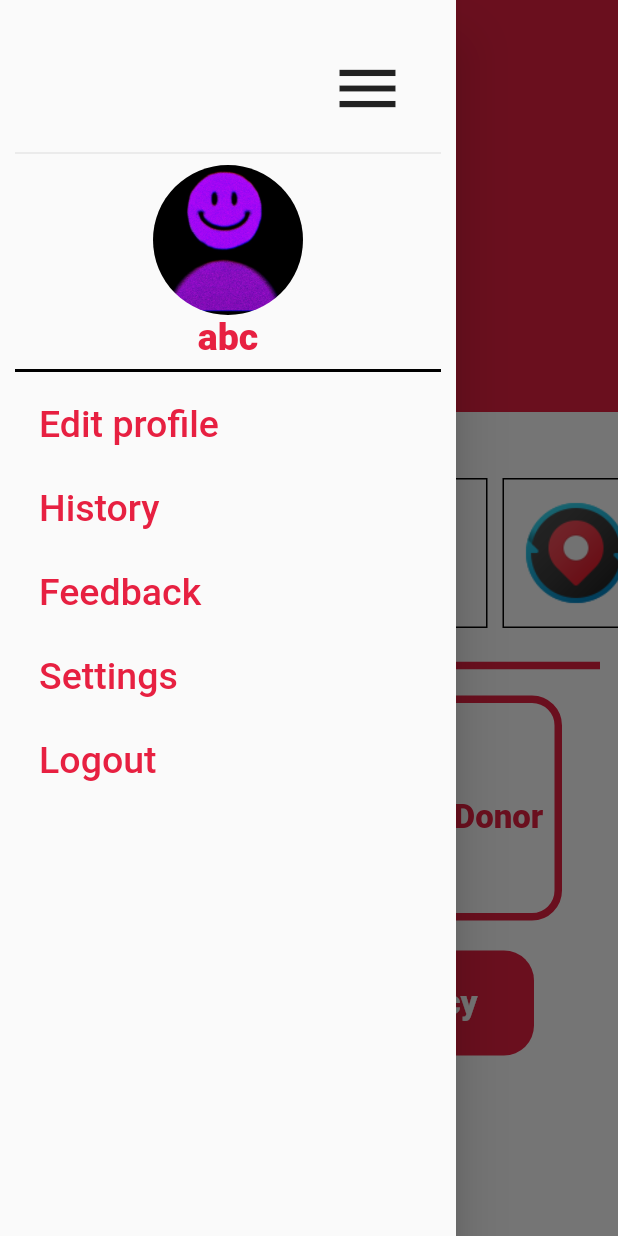
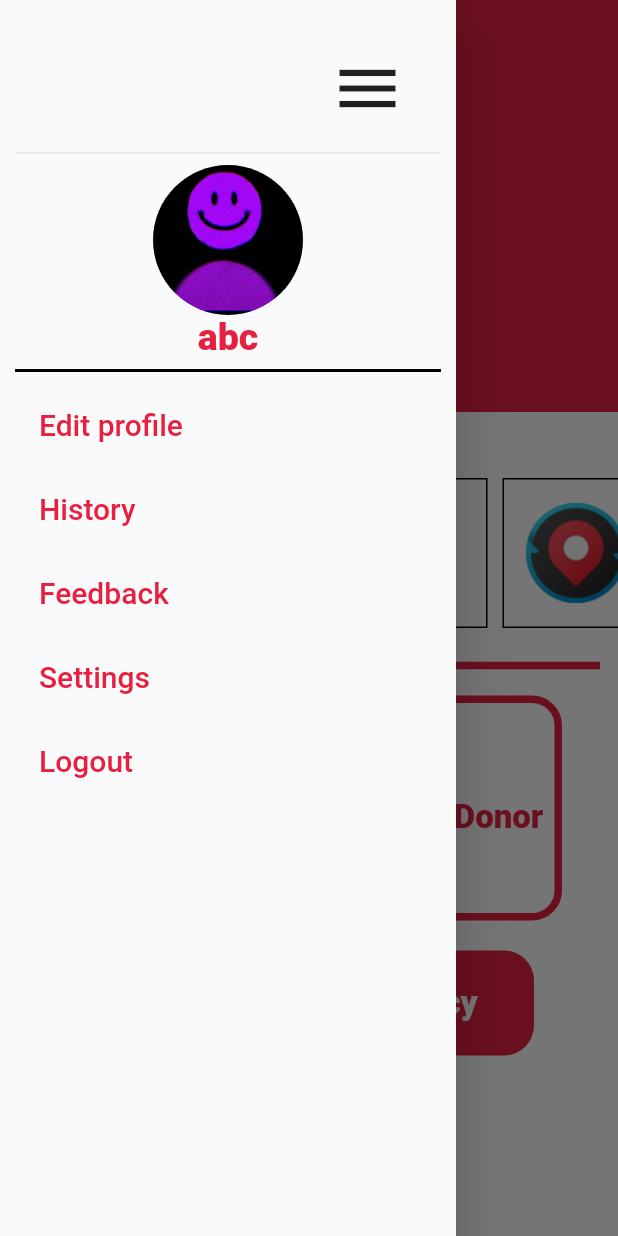
Before and after one commit to adinashby-vanier-college/app-dev-2-project-gurjas936, a Flutter app: the Users screen opened directly, with the side drawer open, on a phone screen of 412 x 824 dp. Run offline on Flutter 3.47's test engine with Material 2 defaults, Android fonts, the phone set to English and light mode, and no system bars; Roboto replaces fonts that are missing (Quicksand).

```diff
--- a/lib/screens/users.dart
+++ b/lib/screens/users.dart
@@ -65,7 +65,7 @@ class Users extends StatelessWidget {
                       title: const Text(
                         'Edit profile',
                         style: TextStyle(
-                          fontSize: 25,
+                          fontSize: 20,
                           color: Color(0xffe72041),
                         ),
                       ),
@@ -75,7 +75,7 @@ class Users extends StatelessWidget {
                       title: const Text(
                         'History',
                         style: TextStyle(
-                          fontSize: 25,
+                          fontSize: 20,
                           color: Color(0xffe72041),
                         ),
                       ),
@@ -85,7 +85,7 @@ class Users extends StatelessWidget {
                       title: const Text(
                         'Feedback',
                         style: TextStyle(
-                          fontSize: 25,
+                          fontSize: 20,
                           color: Color(0xffe72041),
                         ),
                       ),
@@ -95,7 +95,7 @@ class Users extends StatelessWidget {
                       title: const Text(
                         'Settings',
                         style: TextStyle(
-                          fontSize: 25,
+                          fontSize: 20,
                           color: Color(0xffe72041),
                         ),
                       ),
@@ -105,7 +105,7 @@ class Users extends StatelessWidget {
                       title: const Text(
                         'Logout',
                         style: TextStyle(
-                          fontSize: 25,
+                          fontSize: 20,
                           color: Color(0xffe72041),
                         ),
                       ),
```
